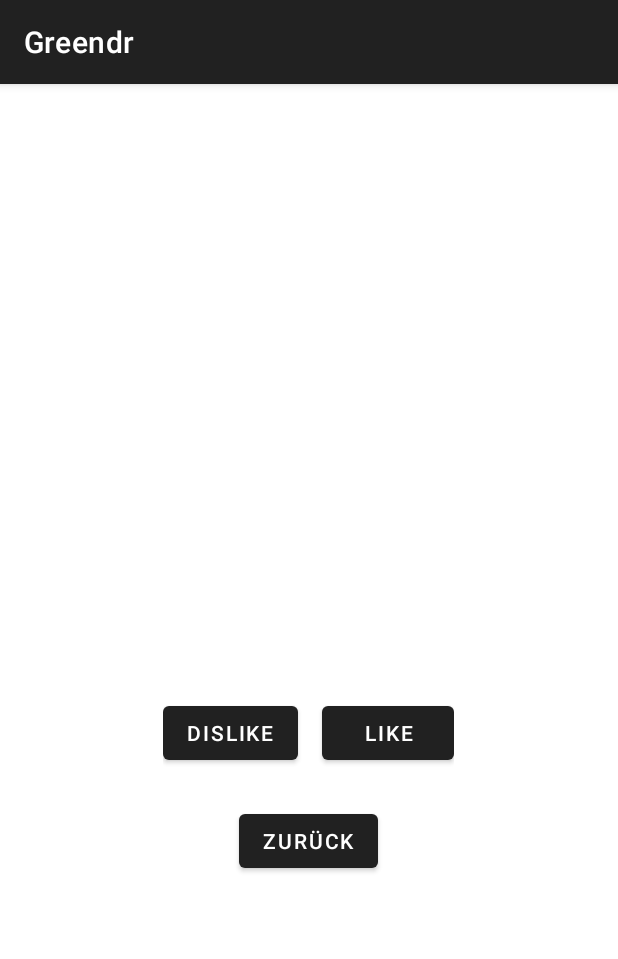
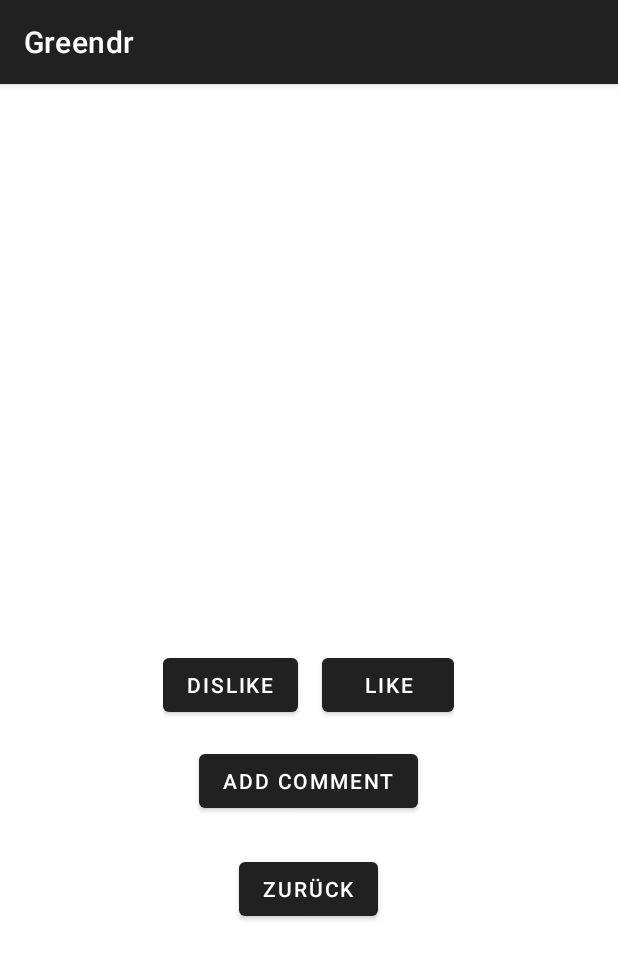
Before and after one commit to JanBusson/Greend-for-Android, an Android app built with Jetpack Compose: the fragment FindMatchFragment placed in its activity, on a phone screen of 412 x 824 dp. Shown: the top 959 px of the screen. Run offline under Robolectric (Android 15) with nearby library versions, the phone set to English and light mode, and no system bars; our stand-ins replace Firebase (no records; nobody signed in at launch, a user with empty details on screens opened directly).

Commit message:
Kommentar Button in XML

```diff
--- a/app/src/main/res/layout/fragment_find_match.xml
+++ b/app/src/main/res/layout/fragment_find_match.xml
@@ -65,6 +65,14 @@
     </LinearLayout>
 
     <Button
+        android:id="@+id/button_comment"
+        android:text="Add Comment"
+        android:layout_width="wrap_content"
+        android:layout_height="wrap_content"
+        android:layout_marginTop="16dp"/>
+
+
+    <Button
         android:id="@+id/button_back_to_welcome"
         android:text="Zurück"
         android:layout_marginTop="24dp"
```
Lines whose indentation alone changed are shown as unchanged.
